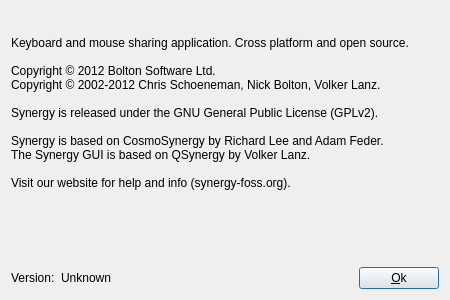
Above: src/gui/res/AboutDialogBase.ui from epakai/synergy-debian before the change. Below: the same form after it.
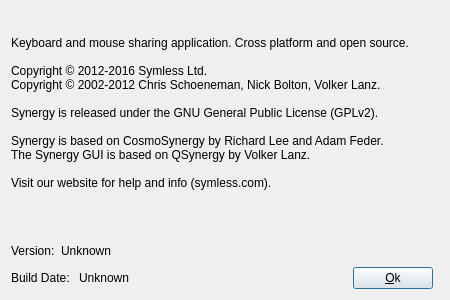
That is the form after the change. Icons and pictures are not drawn.

Commit message: Update source to upstream 1.8.7 with excluded files in debian/copyright removed

What changed in the file:
```diff
--- a/src/gui/res/AboutDialogBase.ui
+++ b/src/gui/res/AboutDialogBase.ui
@@ -52,12 +52,12 @@
      <property name="text">
       <string>&lt;p&gt;
 Keyboard and mouse sharing application. Cross platform and open source.&lt;br /&gt;&lt;br /&gt;
-Copyright © 2012 Bolton Software Ltd.&lt;br /&gt;
+Copyright © 2012-2016 Symless Ltd.&lt;br /&gt;
 Copyright © 2002-2012 Chris Schoeneman, Nick Bolton, Volker Lanz.&lt;br /&gt;&lt;br /&gt;
 Synergy is released under the GNU General Public License (GPLv2).&lt;br /&gt;&lt;br /&gt;
 Synergy is based on CosmoSynergy by Richard Lee and Adam Feder.&lt;br /&gt;
 The Synergy GUI is based on QSynergy by Volker Lanz.&lt;br /&gt;&lt;br /&gt;
-Visit our website for help and info (synergy-foss.org).
+Visit our website for help and info (symless.com).
 &lt;/p&gt;</string>
      </property>
      <property name="margin">
@@ -146,6 +146,37 @@
      </item>
      <item>
       <spacer name="horizontalSpacer">
+       <property name="orientation">
+        <enum>Qt::Horizontal</enum>
+       </property>
+       <property name="sizeHint" stdset="0">
+        <size>
+         <width>40</width>
+         <height>20</height>
+        </size>
+       </property>
+      </spacer>
+     </item>
+    </layout>
+   </item>
+   <item row="6" column="1">
+    <layout class="QHBoxLayout" name="horizontalLayout_2">
+     <item>
+      <widget class="QLabel" name="label_5">
+       <property name="text">
+        <string>Build Date: </string>
+       </property>
+      </widget>
+     </item>
+     <item>
+      <widget class="QLabel" name="m_pLabelBuildDate">
+       <property name="text">
+        <string>Unknown</string>
+       </property>
+      </widget>
+     </item>
+     <item>
+      <spacer name="horizontalSpacer_2">
        <property name="orientation">
         <enum>Qt::Horizontal</enum>
        </property>
```
The commit also changes 1373 other files.
